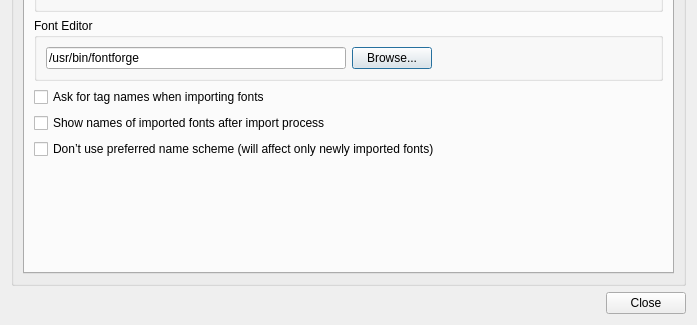
Old version of the form src/prefs_panel.ui in the repository fontmatrix/fontmatrix; both pictures show x 0 to 697 and y 295 to 620 of the 697 by 620 pixel window.
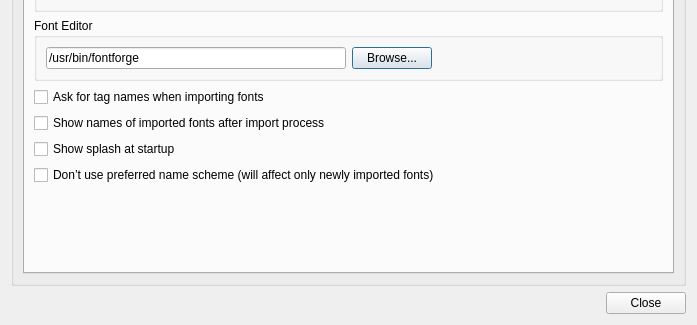
New version of the form. Icons and pictures are not drawn.

Commit message: a bit of cleaning and the splachscreen checkbox in preferences

Patch:
```diff
--- a/src/prefs_panel.ui
+++ b/src/prefs_panel.ui
@@ -228,6 +228,13 @@
             </property>
            </widget>
           </item>
+          <item>
+           <widget class="QCheckBox" name="splashCheck" >
+            <property name="text" >
+             <string>Show splash at startup</string>
+            </property>
+           </widget>
+          </item>
           <item>
            <widget class="QCheckBox" name="familyNameScheme" >
             <property name="text" >
```
The commit also changes 3 other files.
